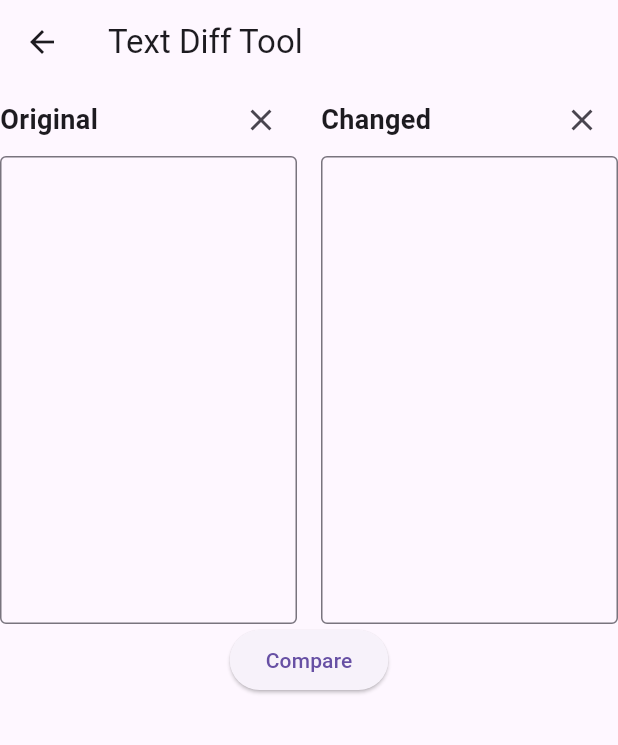
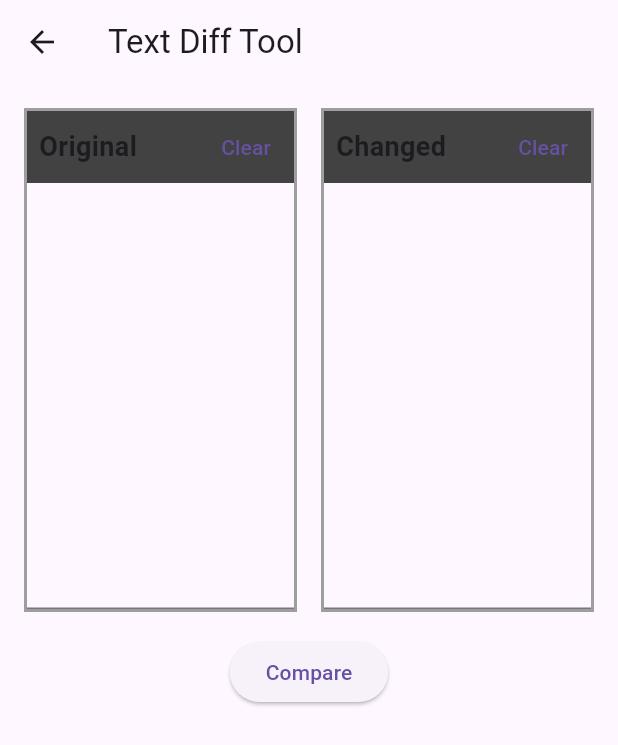
Before and after one commit to gusibi/dev-tools, a Flutter app: the SampleItemListView screen opened by its route, after a tap on "Json Diff", on a phone screen of 412 x 824 dp. Shown: the top 745 px of the screen. Run offline on Flutter 3.47's test engine with Material 3 defaults, Android fonts, the light colour scheme and no system bars; drawn by our look-alikes of oktoast; our stand-ins replace extended_image, file_picker, image_picker; missing offline and left inert: diff_match_patch, flutter_json_view, image_editor, window_size; generated files the repository leaves out were written again.

Commit message:
update home page

```diff
--- a/lib/src/app.dart
+++ b/lib/src/app.dart
@@ -77,7 +77,7 @@ class MyApp extends StatelessWidget {
                       return const SampleItemDetailsView();
                     case SampleItemListView.routeName:
                     default:
-                      return const SampleItemListView();
+                      return SampleItemListView();
                   }
                 },
               );
--- a/lib/src/features/diff/text_diff_view.dart
+++ b/lib/src/features/diff/text_diff_view.dart
@@ -20,21 +20,33 @@ class _TextDiffPageState extends State<TextDiffView> {
   }
 
   Widget _buildInputSection(String title, TextEditingController controller) {
-    return Column(
+    return Container(
+      decoration: BoxDecoration(
+        border: Border.all(
+          color: Colors.grey,
+          width: 2.0,
+        ),
+      ),
+      child: Column(
         crossAxisAlignment: CrossAxisAlignment.stretch,
         children: [
-        Row(
+          Container(
+            color: Colors.grey[800],
+            padding: EdgeInsets.only(left: 8),
+            child: Row(
               mainAxisAlignment: MainAxisAlignment.spaceBetween,
               children: [
                 Text(title,
-                style: TextStyle(fontSize: 18, fontWeight: FontWeight.bold)),
-            IconButton(
-              icon: Icon(Icons.clear),
+                    style:
+                        TextStyle(fontSize: 18, fontWeight: FontWeight.bold)),
+                TextButton(
+                  child: Text("Clear"),
                   onPressed: () {
                     controller.clear();
                   },
                 ),
               ],
+            ),
           ),
           Expanded(
             child: TextField(
@@ -42,12 +54,13 @@ class _TextDiffPageState extends State<TextDiffView> {
               maxLines: null,
               expands: true,
               decoration: InputDecoration(
-              border: OutlineInputBorder(),
+                // border: OutlineInputBorder(),
                 contentPadding: EdgeInsets.all(8),
               ),
             ),
           ),
         ],
+      ),
     );
   }
 
@@ -108,20 +121,24 @@ class _TextDiffPageState extends State<TextDiffView> {
   @override
   Widget build(BuildContext context) {
     return Scaffold(
-      appBar: AppBar(title: Text('Text Diff Tool')),
-      body: Column(
+      appBar: AppBar(title: const Text('Text Diff Tool')),
+      body: Padding(
+        padding: const EdgeInsets.all(16.0),
+        child: Column(
           children: [
             Expanded(
               child: Row(
                 children: [
                   Expanded(
-                    child: _buildInputSection('Original', _originalController)),
+                      child:
+                          _buildInputSection('Original', _originalController)),
                   SizedBox(width: 16),
                   Expanded(
                       child: _buildInputSection('Changed', _changedController)),
                 ],
               ),
             ),
+            const SizedBox(height: 16),
             ElevatedButton(
               onPressed: _calculateDiff,
               child: Text('Compare'),
@@ -129,6 +146,7 @@ class _TextDiffPageState extends State<TextDiffView> {
             Expanded(child: _buildDiffResult()),
           ],
         ),
+      ),
     );
   }
 }
--- a/lib/src/sample_feature/sample_item.dart
+++ b/lib/src/sample_feature/sample_item.dart
@@ -1,10 +1,12 @@
 import 'package:flutter/material.dart';
 
 /// A placeholder class that represents an entity or model.
-class SampleItem {
-  const SampleItem(this.id, this.name, {this.icon = Icons.apps});
+/// A class that represents a feature item.
+class FeatureItem {
+  const FeatureItem(this.id, this.name, this.icon, {required this.viewBuilder});
 
   final int id;
   final String name;
   final IconData icon;
+  final Widget Function() viewBuilder;
 }
--- a/lib/src/sample_feature/sample_item_list_view.dart
+++ b/lib/src/sample_feature/sample_item_list_view.dart
@@ -2,7 +2,6 @@ import 'package:flutter/material.dart';
 
 import '../settings/settings_view.dart';
 import 'sample_item.dart';
-import 'sample_item_details_view.dart';
 
 import '../features/json_format/json_format_view.dart';
 import '../features/diff/text_diff_view.dart';
@@ -10,28 +9,74 @@ import '../features/app_icon/app_icon_view.dart';
 import '../features/app_icon/app_icon_pro_view.dart';
 
 class SampleItemListView extends StatelessWidget {
-  const SampleItemListView({
-    super.key,
-    this.items = const [
-      SampleItem(1, "JsonFormat", icon: Icons.javascript),
-      SampleItem(2, "JwtParse", icon: Icons.token),
-      SampleItem(3, "Json Diff", icon: Icons.code_off_outlined),
-      SampleItem(4, "Text Diff", icon: Icons.difference),
-      SampleItem(5, "TimeUtils", icon: Icons.timer),
-      SampleItem(6, "MacLogo", icon: Icons.apple),
-      SampleItem(7, "iOSLogo", icon: Icons.phone_iphone),
-      SampleItem(8, "AndroidLogo", icon: Icons.android),
+  SampleItemListView({super.key}) {
+    _initializeItems();
+  }
+
+  late final Map<String, List<FeatureItem>> items;
+
+  void _initializeItems() {
+    items = {
+      "Encode": [
+        FeatureItem(
+          1,
+          "JsonFormat",
+          Icons.javascript,
+          viewBuilder: () => const JsonFormatView(),
+        ),
+        FeatureItem(
+          2,
+          "JwtParse",
+          Icons.token,
+          viewBuilder: () => const JsonFormatView(),
+        ),
+        FeatureItem(
+          3,
+          "Json Diff",
+          Icons.code_off_outlined,
+          viewBuilder: () => TextDiffView(),
+        ),
+        FeatureItem(
+          4,
+          "Text Diff",
+          Icons.difference,
+          viewBuilder: () => TextDiffView(),
+        ),
+        FeatureItem(
+          5,
+          "TimeUtils",
+          Icons.timer,
+          viewBuilder: () => const JsonFormatView(),
+        ),
       ],
-  });
+      "App Icon": [
+        FeatureItem(
+          6,
+          "MacLogo",
+          Icons.apple,
+          viewBuilder: () => AppIconEditorPage(),
+        ),
+        FeatureItem(
+          7,
+          "iOSLogo",
+          Icons.phone_iphone,
+          viewBuilder: () => IconGeneratorPage(),
+        ),
+        FeatureItem(
+          8,
+          "AndroidLogo",
+          Icons.android,
+          viewBuilder: () => IconGeneratorPage(),
+        ),
+      ]
+    };
+  }
 
   static const routeName = '/';
 
-  final List<SampleItem> items;
-
   @override
   Widget build(BuildContext context) {
-    final category1 = items.where((item) => item.id <= 5).toList();
-    final category2 = items.where((item) => item.id > 5).toList();
+    final categories = ["Encode", "App Icon"];
 
     return Scaffold(
       appBar: AppBar(
@@ -48,32 +93,28 @@ class SampleItemListView extends StatelessWidget {
       body: SingleChildScrollView(
         child: Column(
           crossAxisAlignment: CrossAxisAlignment.start,
-          children: [
+          children: categories
+              .expand((category) => [
                     Padding(
                       padding: const EdgeInsets.all(16.0),
-              child:
-                  Text('Encode', style: Theme.of(context).textTheme.titleLarge),
-            ),
-            _buildAdaptiveGrid(context, category1),
-            Padding(
-              padding: const EdgeInsets.all(16.0),
-              child: Text('App Icon',
+                      child: Text(category,
                           style: Theme.of(context).textTheme.titleLarge),
                     ),
-            _buildAdaptiveGrid(context, category2),
-          ],
+                    _buildAdaptiveGrid(context, items[category] ?? []),
+                  ])
+              .toList(),
         ),
       ),
     );
   }
 
   Widget _buildAdaptiveGrid(
-      BuildContext context, List<SampleItem> categoryItems) {
+      BuildContext context, List<FeatureItem> categoryItems) {
     return LayoutBuilder(
       builder: (context, constraints) {
-        final double itemWidth = constraints.maxWidth / 3;
+        final double itemWidth = constraints.maxWidth / 5;
         final double aspectRatio = 3 / 2;
-        final int crossAxisCount = 3;
+        final int crossAxisCount = 5;
 
         return GridView.count(
           shrinkWrap: true,
@@ -88,7 +129,7 @@ class SampleItemListView extends StatelessWidget {
     );
   }
 
-  Widget _buildGridItem(BuildContext context, SampleItem item) {
+  Widget _buildGridItem(BuildContext context, FeatureItem item) {
     return Card(
       margin: EdgeInsets.all(8),
       child: InkWell(
@@ -98,13 +139,13 @@ class SampleItemListView extends StatelessWidget {
           children: [
             Icon(
               item.icon, // Use default icon if item.icon is null
-              size: 48.0, // Adjust size as needed
+              size: 32.0, // Adjust size as needed
             ),
             const SizedBox(height: 8),
             Text(
               item.name,
               textAlign: TextAlign.center,
-              style: Theme.of(context).textTheme.titleLarge,
+              style: Theme.of(context).textTheme.titleMedium,
             ),
           ],
         ),
@@ -112,38 +153,10 @@ class SampleItemListView extends StatelessWidget {
     );
   }
 
-  void _navigateToItemView(BuildContext context, SampleItem item) {
-    switch (item.id) {
-      case 2:
+  void _navigateToItemView(BuildContext context, FeatureItem item) {
     Navigator.push(
       context,
-          MaterialPageRoute(builder: (context) => const JsonFormatView()),
-        );
-        break;
-      case 3:
-      case 4:
-        Navigator.push(
-          context,
-          MaterialPageRoute(builder: (context) => TextDiffView()),
-        );
-        break;
-      case 6:
-        Navigator.push(
-          context,
-          MaterialPageRoute(builder: (context) => AppIconEditorPage()),
-        );
-        break;
-      case 7:
-        Navigator.push(
-          context,
-          MaterialPageRoute(builder: (context) => IconGeneratorPage()),
-        );
-        break;
-      default:
-        Navigator.restorablePushNamed(
-          context,
-          SampleItemDetailsView.routeName,
+      MaterialPageRoute(builder: (context) => item.viewBuilder()),
     );
   }
 }
-}
--- a/pubspec.yaml
+++ b/pubspec.yaml
@@ -4,7 +4,7 @@ description: "A new dev tools."
 # Prevent accidental publishing to pub.dev.
 publish_to: 'none'
 
-version: 1.1.2
+version: 1.1.3
 
 environment:
   sdk: '>=3.2.0 <4.0.0'
```
Lines whose indentation alone changed are shown as unchanged.
